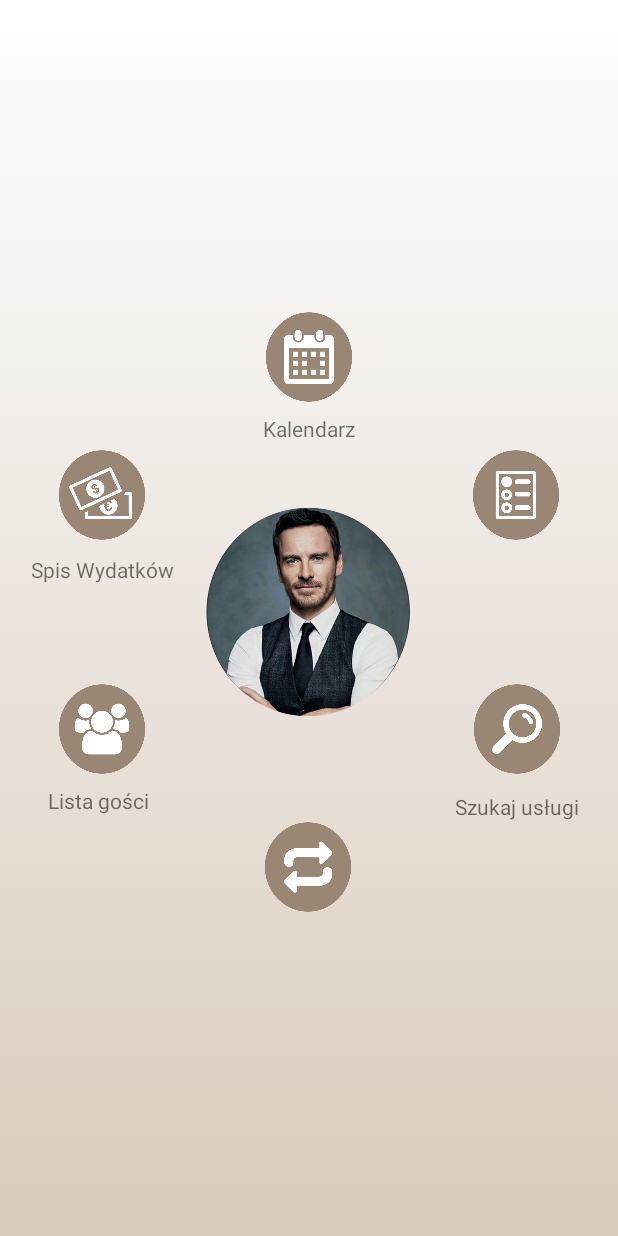
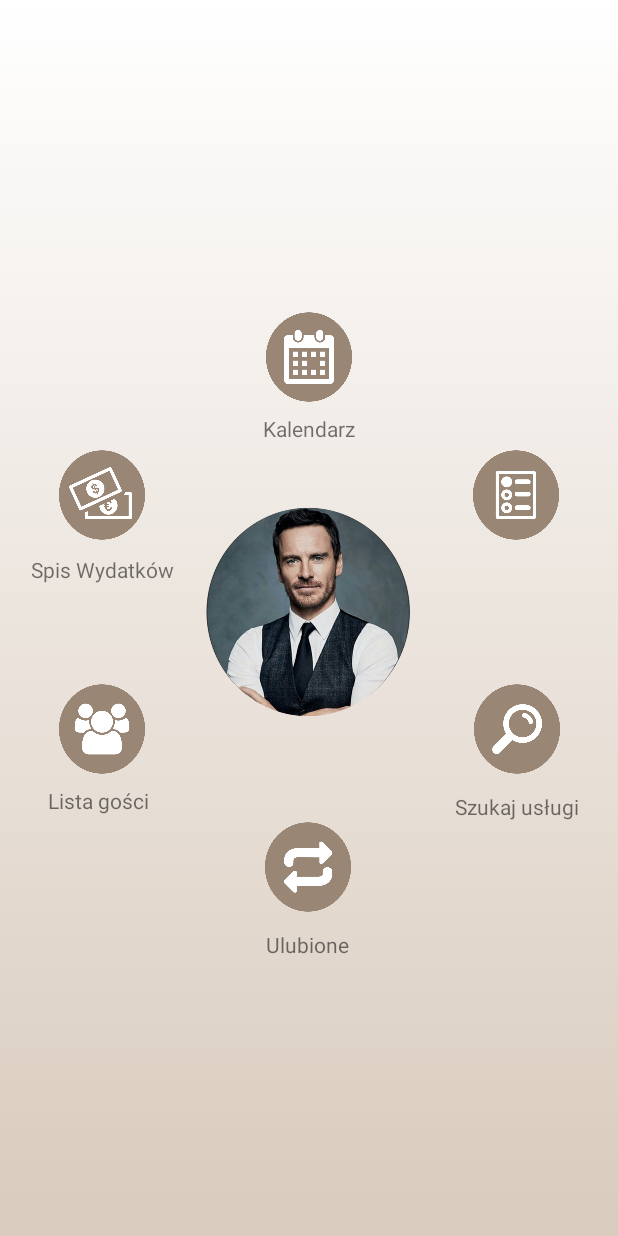
Before and after one commit to Robertow17/ZPI, an Android app: the screen it shows after launch (MainActivity), on a phone screen of 412 x 824 dp. Run offline under Robolectric (Android 15) with nearby library versions, the phone set to English and light mode, and no system bars.

Commit message:
Dodanie aktywności ulubionych

```diff
--- a/app/src/main/java/com/zpi/MainActivity.java
+++ b/app/src/main/java/com/zpi/MainActivity.java
@@ -7,6 +7,7 @@ import android.view.View;
 
 import com.zpi.budget.activities.BudgetActivity;
 import com.zpi.calendar.activities.CalendarActivity;
+import com.zpi.favourites.FavouritesActivity;
 import com.zpi.guests.activities.GuestsListActivity;
 import com.zpi.searcher.activities.SearcherActivity;
 import com.zpi.serviceProvider.activities.ServiceProviderMainActivity;
@@ -46,6 +47,10 @@ public class MainActivity extends AppCompatActivity
                 intent = new Intent(MainActivity.this, ServiceProviderMainActivity.class);
                 startActivity(intent);
                 break;
+            case R.id.favouritesImageView:
+                intent = new Intent(MainActivity.this, FavouritesActivity.class);
+                startActivity(intent);
+                break;
         }
     }
 }
--- a/app/src/main/res/layout/activity_main.xml
+++ b/app/src/main/res/layout/activity_main.xml
@@ -16,7 +16,7 @@
         android:layout_marginEnd="8dp"
         android:layout_marginBottom="32dp"
         android:onClick="click"
-        app:layout_constraintBottom_toTopOf="@+id/imageView8"
+        app:layout_constraintBottom_toTopOf="@+id/favouritesImageView"
         app:layout_constraintEnd_toStartOf="@+id/photoImageView"
         app:layout_constraintStart_toStartOf="parent"
         app:srcCompat="@drawable/icon_guests_list" />
@@ -55,7 +55,7 @@
         android:layout_marginEnd="8dp"
         android:layout_marginBottom="32dp"
         android:onClick="click"
-        app:layout_constraintBottom_toTopOf="@+id/imageView8"
+        app:layout_constraintBottom_toTopOf="@+id/favouritesImageView"
         app:layout_constraintEnd_toEndOf="parent"
         app:layout_constraintHorizontal_bias="0.508"
         app:layout_constraintStart_toEndOf="@+id/photoImageView"
@@ -87,7 +87,7 @@
         app:srcCompat="@drawable/icon_calendar" />
 
     <ImageView
-        android:id="@+id/imageView8"
+        android:id="@+id/favouritesImageView"
         android:layout_width="60dp"
         android:layout_height="60dp"
         android:layout_marginStart="8dp"
@@ -149,4 +149,20 @@
         app:layout_constraintStart_toStartOf="parent"
         app:layout_constraintTop_toBottomOf="@+id/guestsListImage" />
 
+    <TextView
+        android:id="@+id/favouritesTextView"
+        android:layout_width="wrap_content"
+        android:layout_height="wrap_content"
+        android:layout_marginStart="8dp"
+        android:layout_marginTop="8dp"
+        android:layout_marginEnd="8dp"
+        android:layout_marginBottom="8dp"
+        android:text="@string/favourite"
+        app:layout_constraintBottom_toBottomOf="parent"
+        app:layout_constraintEnd_toEndOf="parent"
+        app:layout_constraintHorizontal_bias="0.498"
+        app:layout_constraintStart_toStartOf="parent"
+        app:layout_constraintTop_toBottomOf="@+id/favouritesImageView"
+        app:layout_constraintVertical_bias="0.022" />
+
 </android.support.constraint.ConstraintLayout>
--- /dev/null
+++ b/app/src/main/res/values/dimens.xml
@@ -0,0 +1,3 @@
+<resources>
+    <dimen name="fab_margin">16dp</dimen>
+</resources>
--- a/app/src/main/res/values/strings.xml
+++ b/app/src/main/res/values/strings.xml
@@ -29,6 +29,8 @@
     <string name="localization">Lokalizacja</string>
     <string name="description">Opis</string>
     <string name="subcategory">Podkategoria</string>
+    <string name="title_activity_favourites">FavouritesActivity</string>
+    <string name="favourite">Ulubione</string>
 
 
 </resources>
--- a/app/src/main/res/values/styles.xml
+++ b/app/src/main/res/values/styles.xml
@@ -23,4 +23,8 @@
         <item name="android:windowSoftInputMode">stateUnspecified|adjustPan</item>
         <item name="android:gravity">center</item>
     </style>
+
+    <style name="AppTheme.AppBarOverlay" parent="ThemeOverlay.AppCompat.Dark.ActionBar" />
+
+    <style name="AppTheme.PopupOverlay" parent="ThemeOverlay.AppCompat.Light" />
 </resources>
```
Also changed, not shown: app/src/main/AndroidManifest.xml (+5 -3 lines), app/src/main/java/com/zpi/favourites/FavouritesActivity.java (added, +53 -0 lines), app/src/main/java/com/zpi/searcher/model/Data.java (+30 -0 lines), app/src/main/res/drawable/gradient_favouries.xml (added, +12 -0 lines), app/src/main/res/layout/favourites_activity.xml (added, +67 -0 lines).
